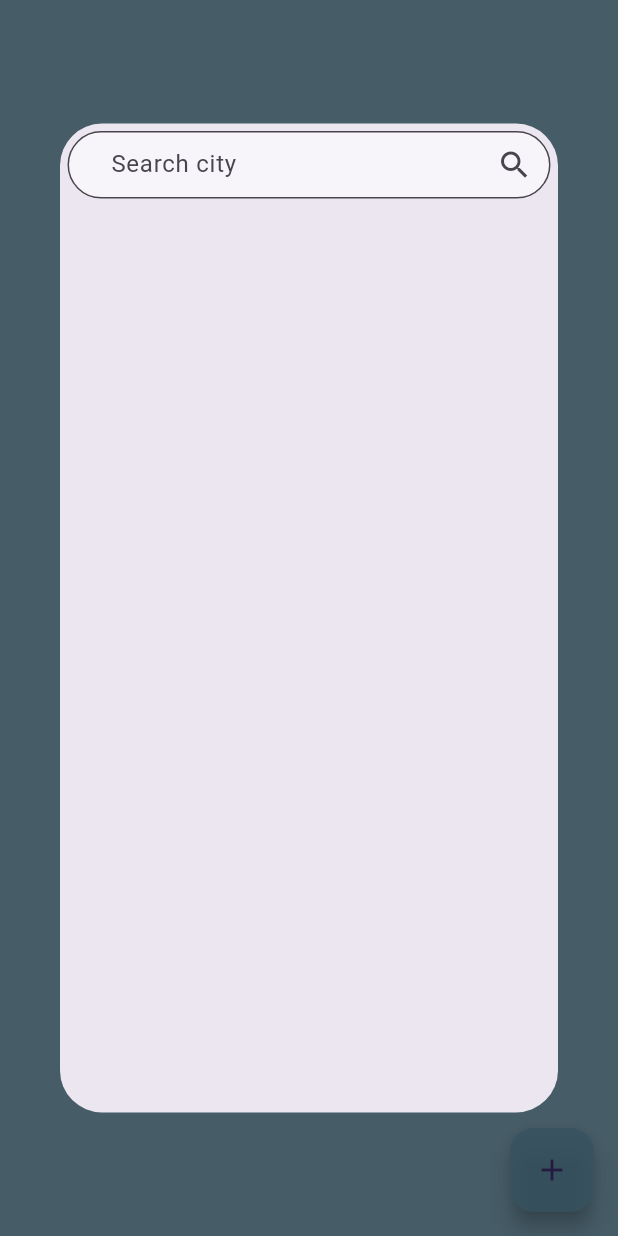
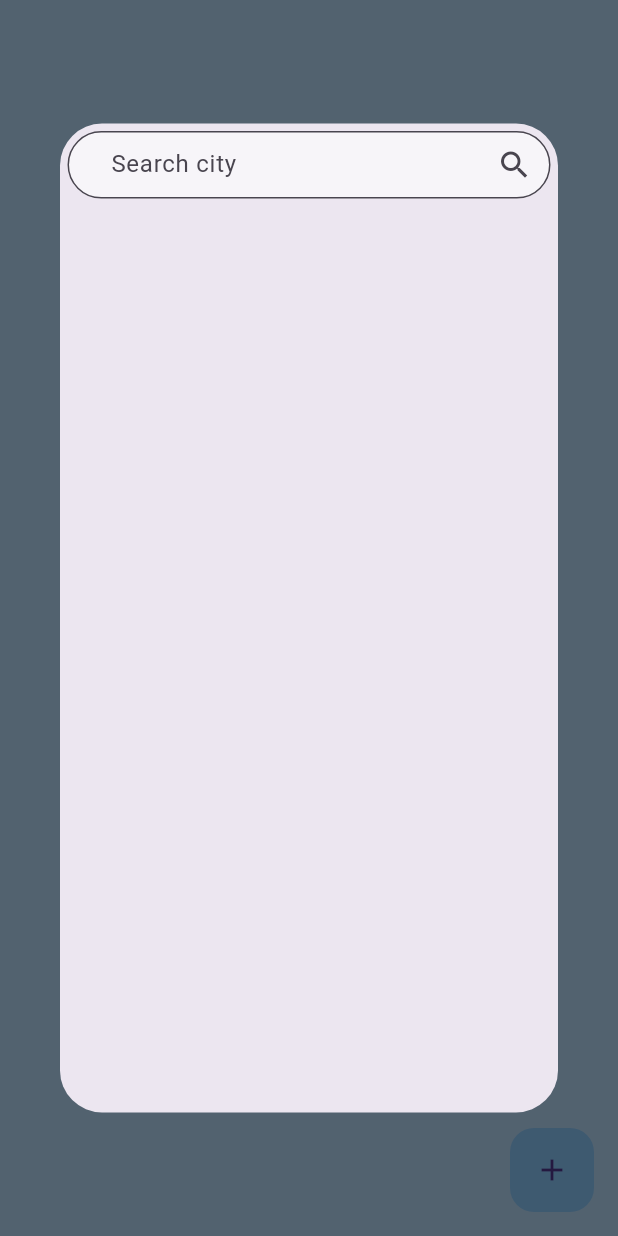
Before and after one commit to JustMax7CB/WeatherBlocApp, a Flutter app: the screen it shows after launch, after a tap on the "add" icon, on a phone screen of 412 x 824 dp. Run offline on Flutter 3.47's test engine with Material 3 defaults, Android fonts, the phone set to English and light mode, and no system bars; our stand-ins replace flutter_bloc, flutter_slidable, get_it, injectable, share_plus, sqflite; accounts and stored records are empty.

Commit message:
- fixed pixel overflow in the container text - changed container background - added slidable actions (delete and share)

```diff
--- a/lib/Screens/Home/home.dart
+++ b/lib/Screens/Home/home.dart
@@ -26,13 +26,14 @@ class _HomeScreenState extends State<HomeScreen> with ScreenSizeMixin {
           );
         } else if (state is AutoCompleteSearchState) {
           return const Scaffold(
-            backgroundColor: Color(0xff98c8e0),
+            backgroundColor: Color(0xffb3d6f3),
           );
         } else if (state is InitialWeatherState) {
           final weatherList = state.weatherData;
           return Scaffold(
             floatingActionButton: FloatingActionButton(
-              backgroundColor: const Color(0xcf77b3d0),
+              elevation: 0,
+              backgroundColor: const Color(0xc07abef6),
               onPressed: () {
                 showDialog(
                   barrierDismissible: false,
@@ -42,11 +43,11 @@ class _HomeScreenState extends State<HomeScreen> with ScreenSizeMixin {
               },
               child: const Icon(Icons.add),
             ),
-            backgroundColor: const Color(0xff98c8e0),
+            backgroundColor: const Color(0xffb3d6f3),
             body: SafeArea(
               child: SizedBox.expand(
                 child: Padding(
-                  padding: const EdgeInsets.all(12),
+                  padding: const EdgeInsets.symmetric(vertical: 12),
                   child: Column(
                     children: [
                       Flexible(
@@ -54,7 +55,7 @@ class _HomeScreenState extends State<HomeScreen> with ScreenSizeMixin {
                         child: Padding(
                           padding: const EdgeInsets.only(top: 20),
                           child: ListView.builder(
-                            physics: const ClampingScrollPhysics(),
+                            physics: const BouncingScrollPhysics(),
                             itemCount: weatherList.length,
                             itemBuilder: (context, index) {
                               return CityWeatherContainer(
--- a/pubspec.yaml
+++ b/pubspec.yaml
@@ -39,6 +39,8 @@ dependencies:
   sqflite: ^2.3.2
   intl: ^0.19.0
   path: ^1.9.0
+  flutter_slidable: ^3.0.1
+  share_plus: ^7.2.2
 
 
   # The following adds the Cupertino Icons font to your application.
```
Also changed, not shown: lib/Screens/Home/components/city_weather_container.dart (+92 -14 lines), pubspec.lock, 1 other file.
